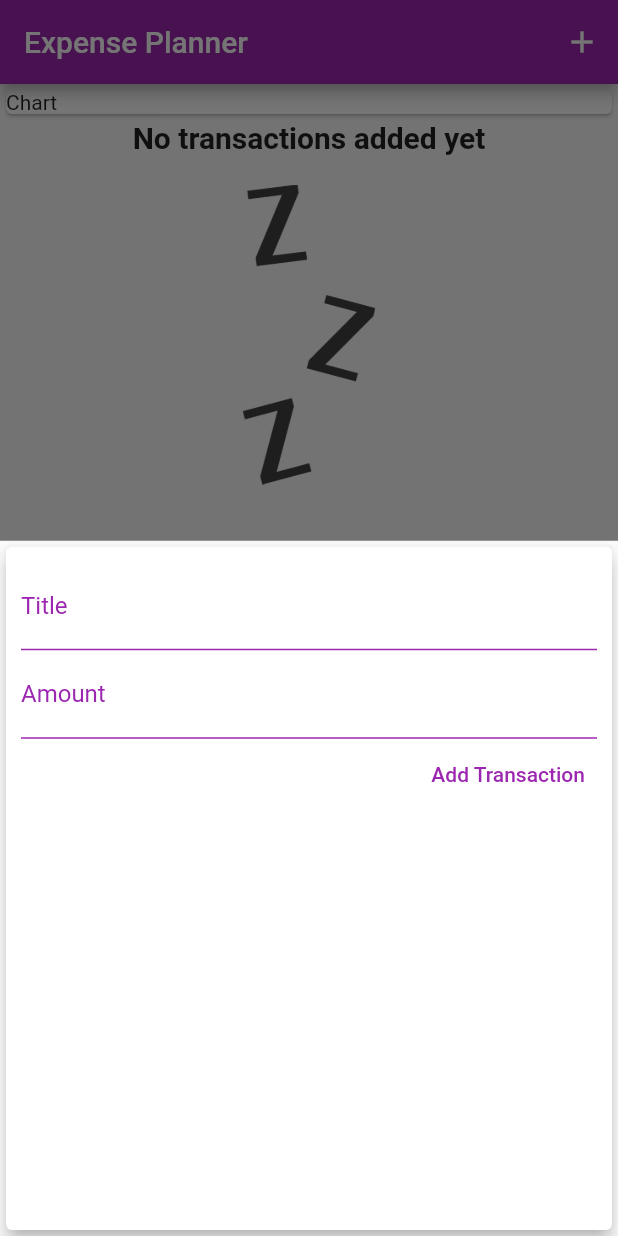
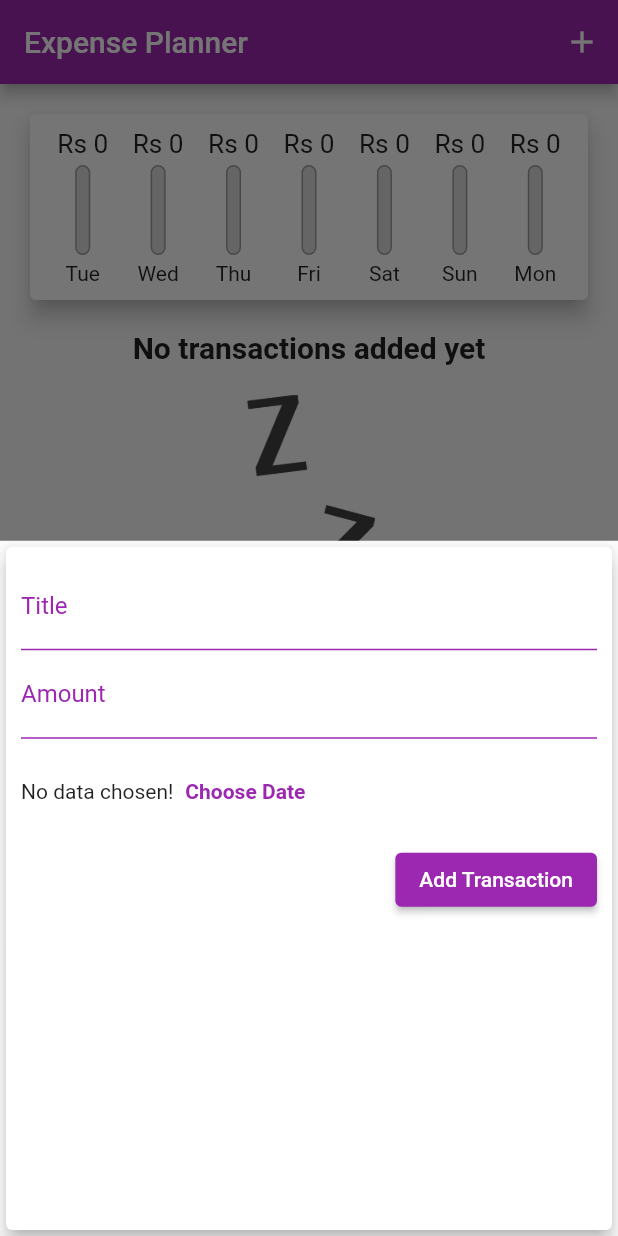
Before and after one commit to Mohsin356/expense_sheet, a Flutter app: the screen it shows after launch, after a tap on the "add" icon, on a phone screen of 412 x 824 dp. Run offline on Flutter 3.47's test engine with Material 2 defaults, Android fonts, the phone set to English and light mode, and no system bars; our stand-ins replace get.

Commit message:
Chart added

```diff
--- /dev/null
+++ b/lib/controllers/chartController.dart
@@ -0,0 +1,26 @@
+import 'package:expense_sheet/controllers/transactionController.dart';
+import 'package:get/get.dart';
+import 'package:intl/intl.dart';
+class ChartController extends GetxController{
+  final recentTransaction =Get.find<TransactionController>();
+ List<Map<String, Object>> get groupedTransactionValues{
+      return List.generate(7, (index) {
+        final weekDay= DateTime.now().subtract(Duration(days: index));
+        var totalSum=0.0;
+        for(var i=0;i< recentTransaction.transactionsList.length;i++){
+          if(recentTransaction.transactionsList[i].date!.day == weekDay.day &&
+          recentTransaction.transactionsList[i].date!.month == weekDay.month &&
+          recentTransaction.transactionsList[i].date!.year == weekDay.year)
+          {
+            totalSum += recentTransaction.transactionsList[i].amount!;
+          }
+        }
+        var totalSpendings=0.0;
+        for(var j=0;j< recentTransaction.transactionsList.length;j++){
+          {
+            totalSpendings += recentTransaction.transactionsList[j].amount!;
+          }
+        }
+     return {'day':DateFormat.E().format(weekDay).substring(0,3),'amount':totalSum,'spending':totalSpendings};}).reversed.toList();
+}
+}
--- a/lib/utils/colors.dart
+++ b/lib/utils/colors.dart
@@ -4,10 +4,14 @@ class UiColors{
   static const floatingBtnClr = Colors.purple;
   static const lblTxtClr = Colors.purple;
   static const lblBorderClr = Colors.purple;
+  static const btnClr = Colors.purple;
   static const cursorClr = Colors.purple;
   static const txtBtnClr = Colors.purple;
   static const priceBorderClr = Colors.purple;
   static const priceTxtXlr = Colors.purple;
   static const dateTxtXlr = Colors.grey;
+  static const fillerClr = Colors.purple;
+  static const emptyFillerClr = Color.fromRGBO(220, 220, 220, 1);
+  static const fillerBorderClr = Colors.grey;
 
 }
--- a/lib/views/screens/homeScreen.dart
+++ b/lib/views/screens/homeScreen.dart
@@ -1,3 +1,4 @@
+import 'package:expense_sheet/views/widgets/chart.dart';
 import 'package:expense_sheet/views/widgets/newTransaction.dart';
 import 'package:flutter/material.dart';
 import 'package:expense_sheet/utils/colors.dart';
@@ -10,7 +11,7 @@ class HomePage extends StatelessWidget {
   final transactions = Get.put(TransactionController());
   void startNewTransaction(BuildContext ctx){
     showModalBottomSheet(context: ctx, builder: (_){
-      return NewTransaction();
+      return const NewTransaction();
     });
   }
 
@@ -29,10 +30,8 @@ class HomePage extends StatelessWidget {
           child: Column(
             crossAxisAlignment: CrossAxisAlignment.stretch,
             children:  [
-               const Card(
-                child: Text("Chart"),
-              ),
-               TransactionList(transaction: transactions.transactionsList),
+                Chart(),
+               TransactionList(),
             ],
           ),
         ),
--- a/lib/views/widgets/chart.dart
+++ b/lib/views/widgets/chart.dart
@@ -1,12 +1,59 @@
 import 'package:flutter/material.dart';
+import 'package:get/get.dart';
+import '../../controllers/chartController.dart';
+import '../../utils/colors.dart';
 class Chart extends StatelessWidget {
-  const Chart({Key? key}) : super(key: key);
+   Chart({Key? key}) : super(key: key);
+  final chartOfTransactions = Get.put(ChartController());
 
   @override
   Widget build(BuildContext context) {
-    return Card(
+    return Obx(() => Card(
       elevation: 6,
-      margin: EdgeInsets.all(20),
-    );
+      margin: const EdgeInsets.all(20),
+      child: Padding(
+         padding: const EdgeInsets.all(10),
+        child: Row(
+          mainAxisAlignment: MainAxisAlignment.spaceAround,
+          children: chartOfTransactions.groupedTransactionValues.map(
+                  (data) =>Flexible(
+                fit: FlexFit.tight,
+                child: Column(
+                  children: [
+                    Container(
+                        height: 20,
+                        child: FittedBox(child: Text('Rs ${(data['amount'] as double).toStringAsFixed(0)}'))),
+                    const SizedBox(height: 4,),
+                    SizedBox(
+                      height: 60,
+                      width: 10,
+                      child: Stack(
+                        children: [
+                          Container(
+                            decoration: BoxDecoration(
+                              border: Border.all(color: UiColors.fillerBorderClr,width: 1),
+                              color: UiColors.emptyFillerClr,
+                              borderRadius: BorderRadius.circular(10),
+                            ),),
+                          FractionallySizedBox(
+                            heightFactor: data['spending'] == 0 ? 0 :(data['amount'] as double)/(data['spending']as double)!,
+                            child: Container(
+                              decoration: BoxDecoration(
+                                borderRadius: BorderRadius.circular(10),
+                                color: UiColors.fillerClr,
+                              ),
+                            ),
+                          ),
+                        ],
+                      ),
+                    ),
+                    const SizedBox(height: 4,),
+                    Text('${data['day']}'),
+                  ],
+                ),
+              ) ).toList(),
+        ),
+      )
+    ));
   }
 }
--- a/lib/views/widgets/newTransaction.dart
+++ b/lib/views/widgets/newTransaction.dart
@@ -44,12 +44,23 @@ class _NewTransactionState extends State<NewTransaction> {
             TextFields(controller:amountController,lblText: 'Amount', lblTxtClr: UiColors.lblTxtClr,
                 borderColor: UiColors.lblBorderClr, cursorColor: UiColors.cursorClr,
               inputType: TextInputType.number, dataSubmit: (_)=>submitData(),),
-            TextButton(
-                onPressed: ()
-                {
-                  submitData();
-                },
-                child: const Text("Add Transaction",style: TextStyle(color: UiColors.txtBtnClr),) )
+            SizedBox(
+              height: 70,
+              child: Row(
+                children: [
+                  const Text("No data chosen!"),
+                  TextButton(onPressed: (){},
+                      child: const Text("Choose Date",style: TextStyle(color: UiColors.txtBtnClr,fontWeight: FontWeight.bold),)),
+                ],
+              ),
+            ),
+            ElevatedButton(onPressed: ()
+            {
+              submitData();
+            },
+            style: ElevatedButton.styleFrom(primary: UiColors.btnClr),
+                child: const Text("Add Transaction",)
+            )
           ],
         ),
       ),
--- a/lib/views/widgets/transactionList.dart
+++ b/lib/views/widgets/transactionList.dart
@@ -1,14 +1,14 @@
+import 'package:expense_sheet/controllers/transactionController.dart';
 import 'package:flutter/material.dart';
 import 'package:get/get.dart';
 import 'package:intl/intl.dart';
 import 'package:expense_sheet/utils/colors.dart';
-import 'package:expense_sheet/models/transactionModel.dart';
 class TransactionList extends StatelessWidget {
-  const TransactionList({Key? key,required this.transaction}) : super(key: key);
-  final List<Transaction> transaction;
+   TransactionList({Key? key,}) : super(key: key);
+  final transactionList = Get.find<TransactionController>();
   @override
   Widget build(BuildContext context) {
-    return Obx(() => transaction.isEmpty ? Column(
+    return Obx(() => transactionList.transactionsList.isEmpty ? Column(
       children: [
         const Text("No transactions added yet",style: TextStyle(fontWeight: FontWeight.bold,fontSize: 20),),
         const SizedBox(height: 20,),
@@ -16,9 +16,10 @@ class TransactionList extends StatelessWidget {
             height: 200,
             child: Image.asset('assets/images/waiting.png',fit: BoxFit.cover,))
       ],
-    ):Column(
+    )
+        :Column(
       children:
-      transaction.map((tx){
+      transactionList.transactionsList.map((tx){
         return Card(
             elevation: 5,
             child: Row(
@@ -29,7 +30,7 @@ class TransactionList extends StatelessWidget {
                         border: Border.all(color: UiColors.priceBorderClr,width: 2)
                     ),
                     padding: const EdgeInsets.all(8),
-                    child: Text("${tx.amount!.toStringAsFixed(2)} Rs",
+                    child: Text("Rs ${tx.amount!.toStringAsFixed(2)}",
                         style: const TextStyle(fontSize: 18, fontWeight: FontWeight.bold,
                             color: UiColors.priceTxtXlr))
                 ),
```
